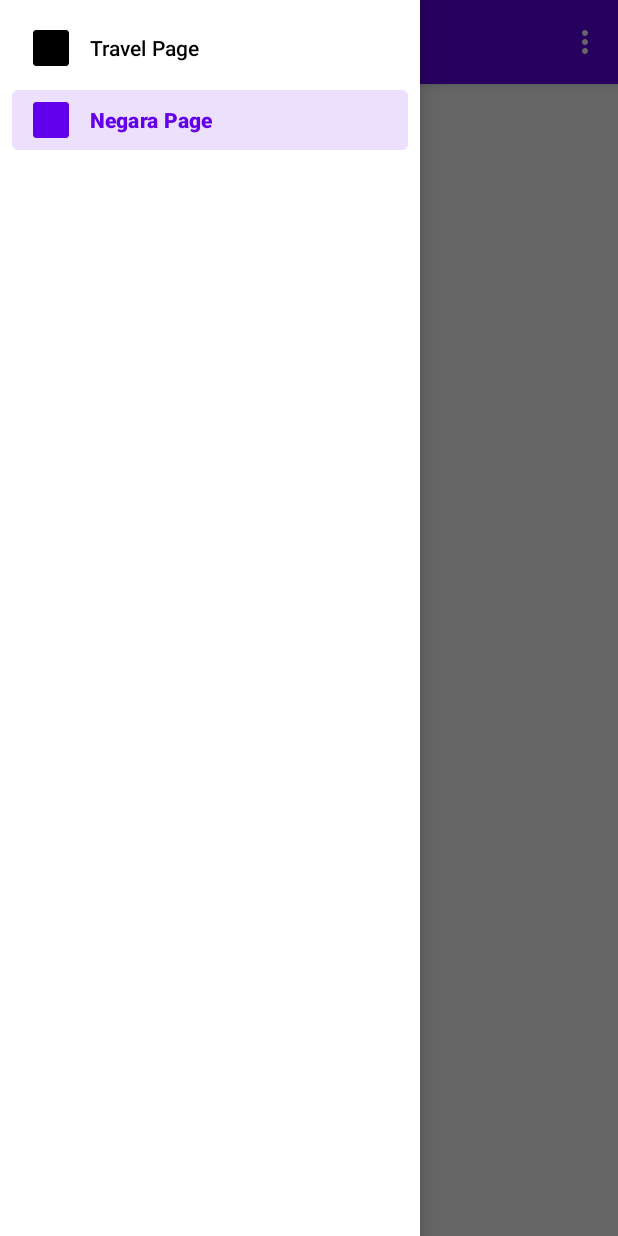
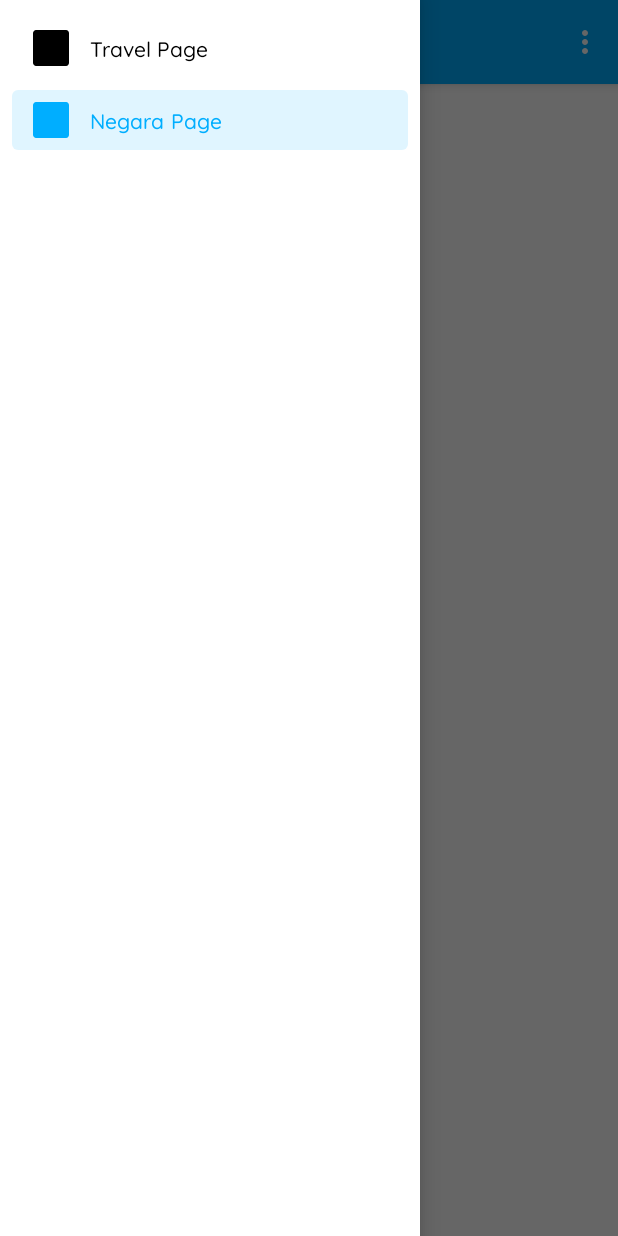
Before and after one commit to dzakideveloper/WereldApps, an Android app: the screen it shows after launch (MainActivity), with the side drawer open, on a phone screen of 412 x 824 dp. Run offline under Robolectric (Android 15) with nearby library versions, the phone set to English and light mode, and no system bars; our stand-ins replace navigation-ui.

Commit message:
dzakwan commit

```diff
--- a/app/src/main/java/com/example/wereldapps/ui/detail/DetailNegaraActivity.kt
+++ b/app/src/main/java/com/example/wereldapps/ui/detail/DetailNegaraActivity.kt
@@ -24,8 +24,9 @@ class DetailNegaraActivity : AppCompatActivity() {
         binding.apply {
             Glide.with(this@DetailNegaraActivity)
                 .load(data?.image)
-                .into(ivDetailNegara)
-            tvTitleDetailNegara.text = data?.title
+                .into(ivDetailCountry)
+            tvTitleDetailCountry.text = data?.title
+            tvDesc.text = data?.description
         }
     }
 
--- a/app/src/main/java/com/example/wereldapps/ui/detail/DetailTravelActivity.kt
+++ b/app/src/main/java/com/example/wereldapps/ui/detail/DetailTravelActivity.kt
@@ -3,6 +3,7 @@ package com.example.wereldapps.ui.detail
 import androidx.appcompat.app.AppCompatActivity
 import android.os.Bundle
 import com.bumptech.glide.Glide
+import com.example.wereldapps.R
 import com.example.wereldapps.data.response.TravelResponseItem
 import com.example.wereldapps.databinding.ActivityDetailTravelBinding
 
@@ -25,6 +26,9 @@ class DetailTravelActivity : AppCompatActivity() {
                 .load(data?.image)
                 .into(ivDetailTraval)
             tvTitleDetailTravel.text = data?.title
+            tvLoc.text = data?.lokasi
+            tvRate.text = data?.rating
+            tvDesc.text = data?.deskripsi
         }
     }
 
--- /dev/null
+++ b/app/src/main/res/font/font_quicksand.xml
@@ -0,0 +1,18 @@
+<?xml version="1.0" encoding="utf-8"?>
+<font-family xmlns:android="http://schemas.android.com/apk/res/android">
+
+    <font
+        android:fontStyle="normal"
+        android:fontWeight="700"
+        android:font="@font/quicksand_bold" />
+
+    <font
+        android:fontStyle="normal"
+        android:fontWeight="500"
+        android:font="@font/quicksand_medium" />
+
+    <font
+        android:fontStyle="normal"
+        android:fontWeight="600"
+        android:font="@font/quicksand_semi_bold" />
+</font-family>
--- a/app/src/main/res/layout/app_bar.xml
+++ b/app/src/main/res/layout/app_bar.xml
@@ -14,7 +14,6 @@
         <com.google.android.material.appbar.AppBarLayout
             android:layout_width="match_parent"
             android:layout_height="wrap_content"
-
             android:id="@+id/appbar_bar"
             android:theme="@style/Theme.NavDrawer.AppBarOverlay">
 
--- a/app/src/main/res/values/colors.xml
+++ b/app/src/main/res/values/colors.xml
@@ -7,4 +7,7 @@
     <color name="teal_700">#FF018786</color>
     <color name="black">#FF000000</color>
     <color name="white">#FFFFFFFF</color>
+
+    <color name="light_blue">#00AEFF</color>
+    <color name="dark_blue">#0090FF</color>
 </resources>
--- a/app/src/main/res/values/strings.xml
+++ b/app/src/main/res/values/strings.xml
@@ -2,4 +2,8 @@
     <string name="app_name">WereldApps</string>
     <!-- TODO: Remove or change this placeholder text -->
     <string name="hello_blank_fragment">Hello blank fragment</string>
+    <string name="txt_location">location:</string>
+    <string name="txt_rating">Rating:</string>
+    <string name="txt_ini_title">Ini Title</string>
+    <string name="txt_detailpage">DetailPage</string>
 </resources>
--- a/app/src/main/res/values/themes.xml
+++ b/app/src/main/res/values/themes.xml
@@ -2,8 +2,8 @@
     <!-- Base application theme. -->
     <style name="Theme.WereldApps" parent="Theme.MaterialComponents.DayNight.DarkActionBar">
         <!-- Primary brand color. -->
-        <item name="colorPrimary">@color/purple_500</item>
-        <item name="colorPrimaryVariant">@color/purple_700</item>
+        <item name="colorPrimary">@color/light_blue</item>
+        <item name="colorPrimaryVariant">@color/dark_blue</item>
         <item name="colorOnPrimary">@color/white</item>
         <!-- Secondary brand color. -->
         <item name="colorSecondary">@color/teal_200</item>
@@ -12,6 +12,8 @@
         <!-- Status bar color. -->
         <item name="android:statusBarColor" tools:targetApi="l">?attr/colorPrimaryVariant</item>
         <!-- Customize your theme here. -->
+        <item name="android:textColor" parent="android:textView">@color/black</item>
+        <item name="fontFamily">@font/font_quicksand</item>
     </style>
 
     <style name="Theme.WereldApps.NoActionBar">
```
Also changed, not shown: app/src/main/res/layout/activity_detail_negara.xml (+37 -12 lines), app/src/main/res/layout/activity_detail_travel.xml (+82 -10 lines), app/src/main/res/font/quicksand_bold.ttf (added), app/src/main/res/font/quicksand_medium.ttf (added), app/src/main/res/font/quicksand_semi_bold.ttf (added).
